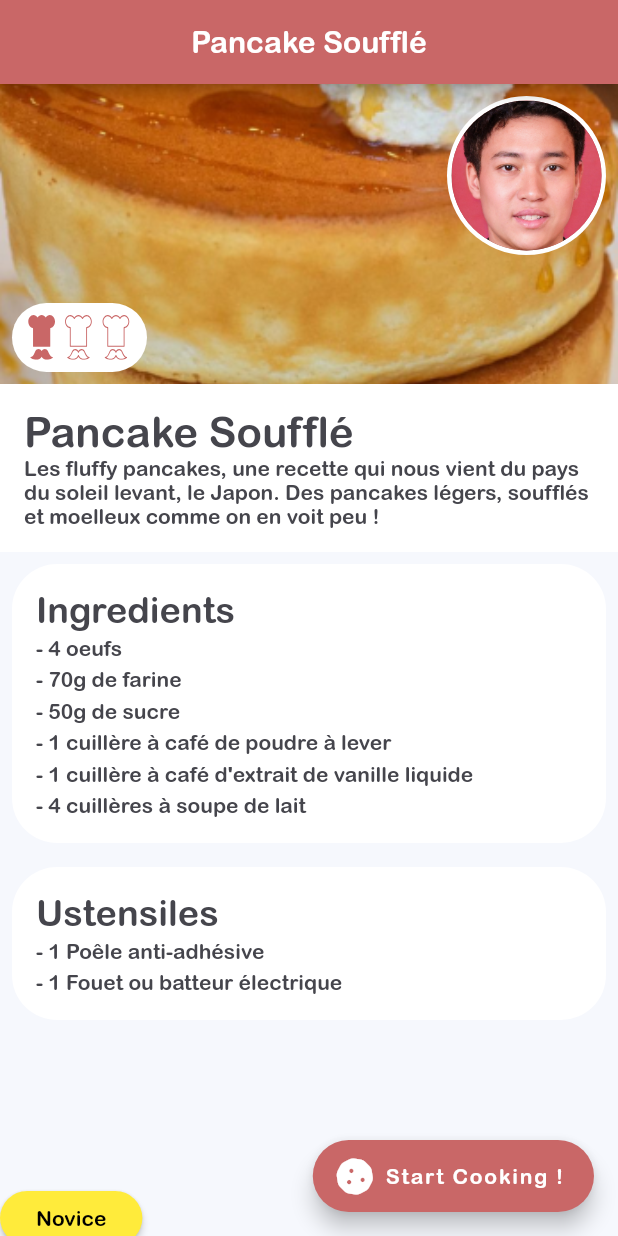
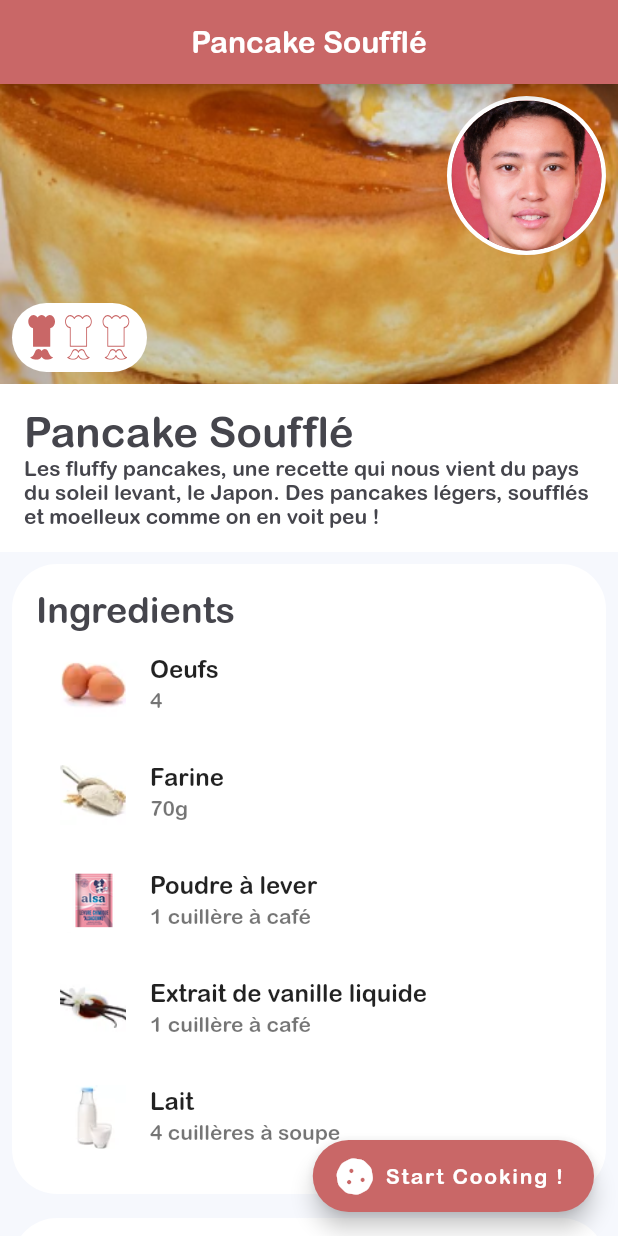
Before and after one commit to otakedev/gred-mobile, a Flutter app: the screen it shows after launch, on a phone screen of 412 x 824 dp. Run offline on Flutter 3.47's test engine with Material 2 defaults, Android fonts, the phone set to English and light mode, and no system bars; our stand-ins replace flutter_svg, font_awesome_flutter, shared_preferences.

Commit message:
[#18] better list for ingredients and utensils

```diff
--- a/lib/mocks/recipe_mock.dart
+++ b/lib/mocks/recipe_mock.dart
@@ -7,16 +7,41 @@ const RECIPES_MOCK = [
     "description":
         "Les fluffy pancakes, une recette qui nous vient du pays du soleil levant, le Japon. Des pancakes légers, soufflés et moelleux comme on en voit peu !",
     "ingredients": [
-      "4 oeufs",
-      "70g de farine",
-      "50g de sucre",
-      "1 cuillère à café de poudre à lever",
-      "1 cuillère à café d'extrait de vanille liquide",
-      "4 cuillères à soupe de lait",
+      {
+        "leading": "assets/images/leading/oeuf.png",
+        "title": "Oeufs",
+        "subtitle": "4"
+      },
+      {
+        "leading": "assets/images/leading/farine.png",
+        "title": "Farine",
+        "subtitle": "70g"
+      },
+      {
+        "leading": "assets/images/leading/poudre_lever.png",
+        "title": "Poudre à lever",
+        "subtitle": "1 cuillère à café"
+      },
+      {
+        "leading": "assets/images/leading/extrait_vanille.png",
+        "title": "Extrait de vanille liquide",
+        "subtitle": "1 cuillère à café"
+      },
+      {
+        "leading": "assets/images/leading/lait.png",
+        "title": "Lait",
+        "subtitle": "4 cuillères à soupe"
+      },
     ],
     "utensils": [
-      "1 Poêle anti-adhésive",
-      "1 Fouet ou batteur électrique",
+      {
+        "leading": "assets/images/leading/poele_non_adhesive.png",
+        "title": "Poêle anti-adhésive",
+      },
+      {
+        "leading": "assets/images/leading/fouet.png",
+        "title": "Fouet ou batteur électrique",
+      },
     ],
     "steps": [
       {
--- a/lib/models/recipe_model.dart
+++ b/lib/models/recipe_model.dart
@@ -1,5 +1,6 @@
 import 'package:flutter/cupertino.dart';
 import 'package:gred_mobile/models/recipe_step_model.dart';
+import 'package:gred_mobile/models/tiles_model.dart';
 
 class RecipeModel {
   final String imageUrl;
@@ -7,8 +8,8 @@ class RecipeModel {
   final int difficulty;
   final String title;
   final String description;
-  final List<String> ingredients;
-  final List<String> utensils;
+  final List<TileModel> ingredients;
+  final List<TileModel> utensils;
   final List<RecipeStepModel> steps;
 
   RecipeModel({
@@ -34,11 +35,21 @@ class RecipeModel {
         difficulty = json['difficulty'],
         title = json['title'],
         description = json['description'],
-        ingredients = json['ingredients'],
+        ingredients = json['ingredients']
+            .map<TileModel>(
+              (i) => TileModel.fromMap(i),
+            )
+            .toList(),
         steps = json['steps']
-            .map<RecipeStepModel>((model) => RecipeStepModel.fromMap(model))
+            .map<RecipeStepModel>(
+              (model) => RecipeStepModel.fromMap(model),
+            )
             .toList(),
-        utensils = json['utensils'];
+        utensils = json['utensils']
+            .map<TileModel>(
+              (i) => TileModel.fromMap(i),
+            )
+            .toList();
 
   Map<String, dynamic> toMap() => {
         "imageUrl": imageUrl,
--- /dev/null
+++ b/lib/models/tiles_model.dart
@@ -0,0 +1,22 @@
+import 'package:flutter/material.dart';
+
+class TileModel {
+  final String leading;
+  final String title;
+  final String subtitle;
+
+  TileModel({@required this.leading, @required this.title, this.subtitle})
+      : assert(leading != null),
+        assert(title != null);
+
+  TileModel.fromMap(Map<String, dynamic> json)
+      : leading = json['leading'],
+        title = json['title'],
+        subtitle = json['subtitle'];
+
+  Map<String, dynamic> toMap() => {
+        "leading": leading,
+        "title": title,
+        "subtitle": subtitle,
+      };
+}
--- a/lib/screens/recipe-page/components/recipe.dart
+++ b/lib/screens/recipe-page/components/recipe.dart
@@ -67,11 +67,11 @@ class Recipe extends StatelessWidget {
           ),
           Padding(
             padding: const EdgeInsets.all(8.0),
-            child: RecipeList(elems: recipe.ingredients, title: "Ingredients"),
+            child: RecipeList(tiles: recipe.ingredients, title: "Ingredients"),
           ),
           Padding(
             padding: const EdgeInsets.all(8.0),
-            child: RecipeList(elems: recipe.utensils, title: "Ustensiles"),
+            child: RecipeList(tiles: recipe.utensils, title: "Ustensiles"),
           ),
           SizedBox(height: 100),
 
--- a/lib/screens/recipe-page/components/recipe_list.dart
+++ b/lib/screens/recipe-page/components/recipe_list.dart
@@ -1,16 +1,14 @@
 import 'package:flutter/material.dart';
 import 'package:gred_mobile/core/text_style.dart';
+import 'package:gred_mobile/models/tiles_model.dart';
 import 'package:gred_mobile/theme/colors.dart';
 
 class RecipeList extends StatelessWidget {
-  const RecipeList({
-    Key key,
-    this.title,
-    @required this.elems,
-  }) : super(key: key);
+  const RecipeList({Key key, this.title, @required this.tiles})
+      : super(key: key);
 
   final String title;
-  final List<String> elems;
+  final List<TileModel> tiles;
 
   @override
   Widget build(BuildContext context) {
@@ -24,7 +22,20 @@ class RecipeList extends StatelessWidget {
         crossAxisAlignment: CrossAxisAlignment.start,
         children: [
           Text("${title ?? ''}", style: headline6(context)),
-          for (var i in elems) Text('- $i', style: TextStyle(height: 1.5)),
+          for (var i in tiles)
+            ListTile(
+              leading: ConstrainedBox(
+                constraints: BoxConstraints(
+                  minWidth: 44,
+                  minHeight: 44,
+                  maxWidth: 44,
+                  maxHeight: 44,
+                ),
+                child: Image.asset(i.leading, fit: BoxFit.cover),
+              ),
+              title: Text(i.title),
+              subtitle: Text(i.subtitle ?? ""),
+            ),
         ],
       ),
     );
--- a/pubspec.yaml
+++ b/pubspec.yaml
@@ -49,6 +49,7 @@ flutter:
   # To add assets to your application, add an assets section, like this:
   assets:
     - assets/images/
+    - assets/images/leading/
   # assets:
   #   - images/a_dot_burr.jpeg
   #   - images/a_dot_ham.jpeg
```
Also changed, not shown: assets/images/leading/extrait_vanille.png (added), assets/images/leading/farine.png (added), assets/images/leading/fouet.png (added), assets/images/leading/lait.png (added), assets/images/leading/oeuf.png (added), assets/images/leading/poele_non_adhesive.png (added), assets/images/leading/poudre_lever.png (added), assets/images/leading/sucre.png (added).
